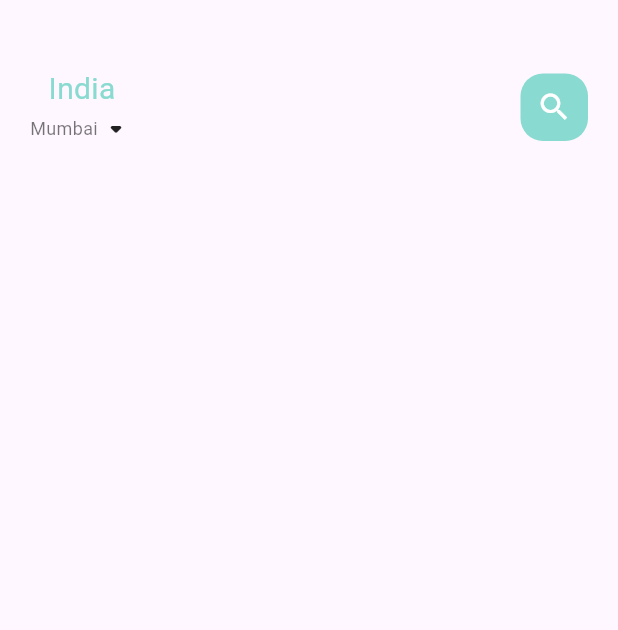
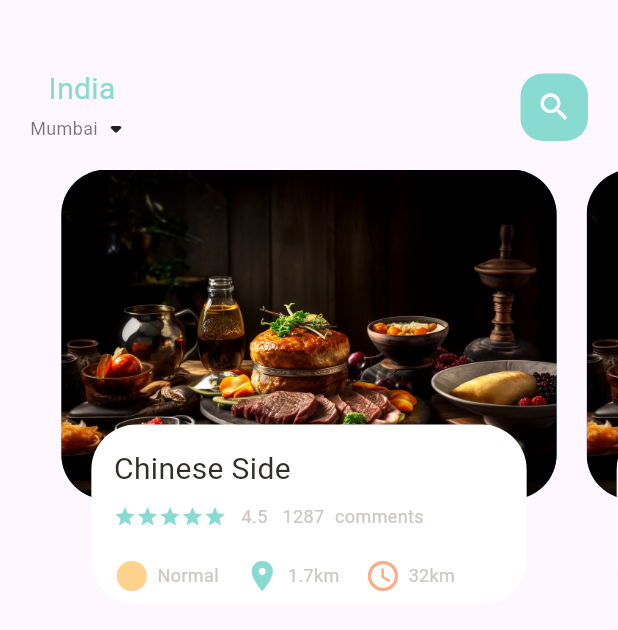
Before and after one commit to ipsitahota/komato, a Flutter app: the screen it shows after launch, on a phone screen of 412 x 824 dp. Shown: the top 630 px of the screen. Run offline on Flutter 3.47's test engine with Material 3 defaults, Android fonts, the phone set to English and light mode, and no system bars.

Commit message:
3rd day completed

```diff
--- a/lib/home/food_page_body.dart
+++ b/lib/home/food_page_body.dart
@@ -1,4 +1,8 @@
 import 'package:flutter/material.dart';
+import 'package:flutter_kitchen/utils/colors.dart';
+import 'package:flutter_kitchen/widgets/big_text.dart';
+import 'package:flutter_kitchen/widgets/icon_and_text_widget.dart';
+import 'package:flutter_kitchen/widgets/small_text.dart';
 
 class FoodPageBody extends StatefulWidget {
   const FoodPageBody({super.key});
@@ -8,8 +12,91 @@
 }
 
 class _FoodPageBodyState extends State<FoodPageBody> {
+  PageController pageController = PageController(viewportFraction: 0.85);
   @override
   Widget build(BuildContext context) {
-    return const Placeholder();
+    return Container(
+     // color: Colors.redAccent,
+      height: 320,
+      child: PageView.builder(
+          controller: pageController,
+          itemCount: 5,
+          itemBuilder: (context, position) {
+            return _buildPageItem(position);
+          }),
+    );
+  }
+
+  Widget _buildPageItem(int index) {
+    return Stack(
+      children: [
+        Container(
+          height: 220,
+          margin:  EdgeInsets.only(left: 10, right: 10),
+          decoration: BoxDecoration(
+              borderRadius: BorderRadius.circular(30),
+              color: index.isEven ? Color(0xFF69c5df) : Color(0xFF9294cc),
+              image:  DecorationImage(
+                  fit: BoxFit.cover,
+                  image: AssetImage("assets/image/delfood.jpg"))),
+        ),
+        Align(
+          alignment: Alignment.bottomCenter,
+          child: Container(
+            height: 120,
+            margin: EdgeInsets.only(left: 30, right: 30, bottom: 30),
+            decoration: BoxDecoration(
+              borderRadius: BorderRadius.circular(30),
+              color: Colors.white,
+            ),
+            child: Container(
+              padding:  EdgeInsets.only(top: 15,left: 15,right: 15),
+              child:Column(
+                crossAxisAlignment: CrossAxisAlignment.start,
+                children: [
+                  BigText(text: "Chinese Side"),
+                  SizedBox(height: 10),
+                  Row(
+                  children: [
+                    Wrap(
+                    children: List.generate(5, (index) => Icon(Icons.star,color: AppColors.mainColor,size: 15)),
+                    ),
+                    SizedBox(width: 10,),
+                    SmallText(text: "4.5"),
+                     SizedBox(width: 10,),
+                    SmallText(text: "1287"),
+                     SizedBox(width: 7,),
+                    SmallText(text: "comments")
+                 ],
+                 ),
+                  SizedBox(height: 20),
+                  Row(
+                    children:[
+                  IconAndTextWidget(
+                    icon: Icons.circle_sharp,
+                     text: "Normal",
+                      iconColor: AppColors.iconColor1
+                      ),
+                       SizedBox(width: 17,),
+                  IconAndTextWidget(
+                    icon: Icons.location_on,
+                     text: "1.7km",
+                      iconColor: AppColors.mainColor
+                      ),
+                       SizedBox(width:17,),
+                  IconAndTextWidget(
+                    icon: Icons.access_time_rounded,
+                     text: "32km",
+                      iconColor: AppColors.iconColor2
+                      )
+                    ],
+                  )
+                ],
+              )
+            ),
+          ),
+        )
+      ],
+    );
   }
 }
--- a/lib/home/main_food_page.dart
+++ b/lib/home/main_food_page.dart
@@ -1,4 +1,5 @@
 import 'package:flutter/material.dart';
+import 'package:flutter_kitchen/home/food_page_body.dart';
 import 'package:flutter_kitchen/utils/colors.dart';
 import 'package:flutter_kitchen/widgets/big_text.dart';
 import 'package:flutter_kitchen/widgets/small_text.dart';
@@ -52,7 +53,7 @@
         ),
       ),
     ),
-
+          FoodPageBody() ,
         ],
       ));
     }
--- /dev/null
+++ b/lib/widgets/icon_and_text_widget.dart
@@ -0,0 +1,24 @@
+import 'package:flutter/material.dart';
+import 'package:flutter_kitchen/widgets/small_text.dart';
+
+class IconAndTextWidget extends StatelessWidget {
+  final IconData icon;
+  final String text;
+  final Color iconColor;
+
+  const IconAndTextWidget({super.key,
+  required this.icon,
+   required this.text,
+   required this.iconColor});
+
+  @override
+  Widget build(BuildContext context) {
+    return Row(
+      children: [
+        Icon(icon,color: iconColor,),
+        SizedBox(width: 5,),
+        SmallText(text: text,)
+      ],
+    );
+  }
+}
--- a/pubspec.yaml
+++ b/pubspec.yaml
@@ -59,9 +59,8 @@
   uses-material-design: true
 
   # To add assets to your application, add an assets section, like this:
-  # assets:
-  #   - images/a_dot_burr.jpeg
-  #   - images/a_dot_ham.jpeg
+  assets:
+    - assets/image/
 
   # An image asset can refer to one or more resolution-specific "variants", see
   # https://flutter.dev/assets-and-images/#resolution-aware
```
Also changed, not shown: assets/image/delfood.jpg (added).
